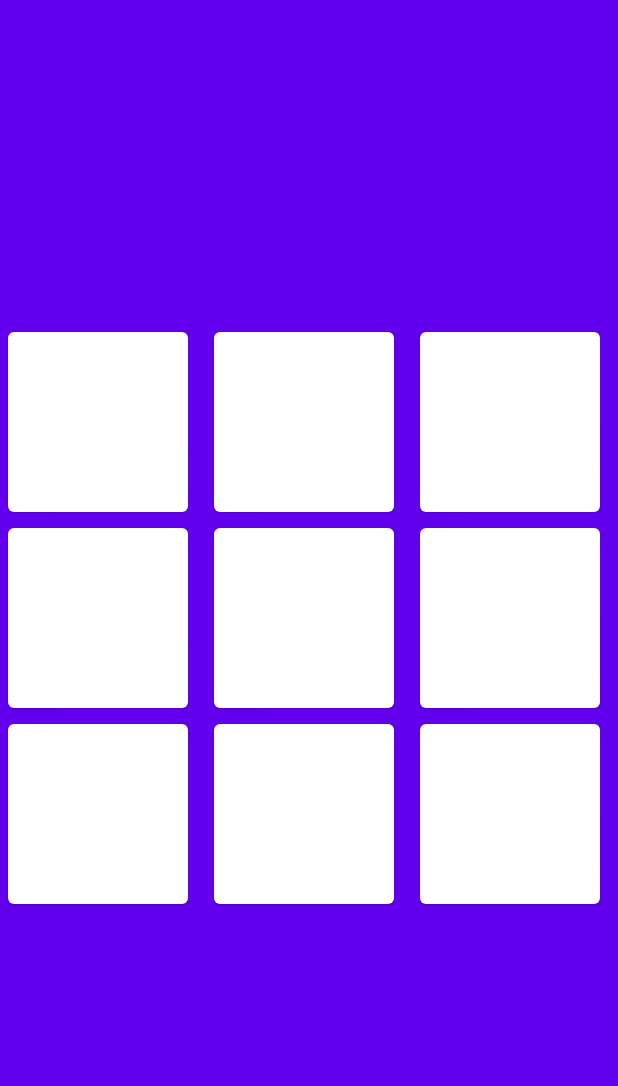
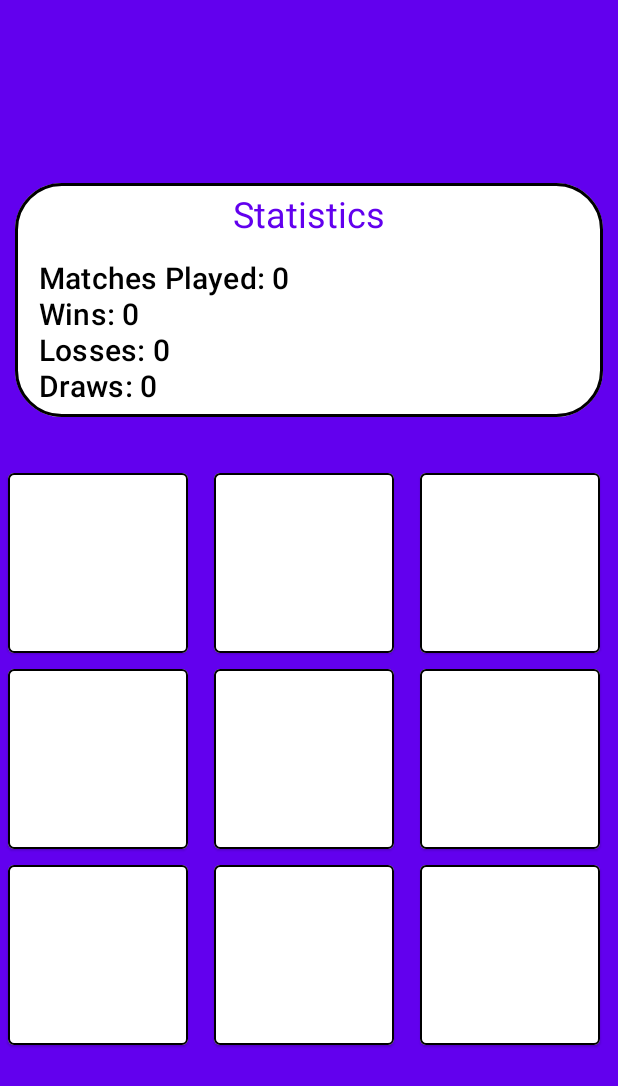
Before and after one commit to Drsdavi62/Tic-Tac-Toe, an Android app built with Jetpack Compose: the screen it shows after launch (MainActivity), on a phone screen of 412 x 824 dp. Shown: the top 1086 px of the screen. Run offline under Robolectric (Android 15) with nearby library versions, the phone set to English and light mode, and no system bars; 3 statements that could not run were skipped.

Commit message:
Add statistics card

```diff
--- a/app/build.gradle
+++ b/app/build.gradle
@@ -57,4 +57,6 @@ dependencies {
     androidTestImplementation 'androidx.test.ext:junit:1.1.2'
     androidTestImplementation 'androidx.test.espresso:espresso-core:3.3.0'
     androidTestImplementation "androidx.compose.ui:ui-test-junit4:$compose_version"
+
+    implementation 'androidx.preference:preference-ktx:1.1.1'
 }
--- a/app/src/main/AndroidManifest.xml
+++ b/app/src/main/AndroidManifest.xml
@@ -4,9 +4,9 @@
 
     <application
         android:allowBackup="true"
-        android:icon="@mipmap/ic_launcher"
+        android:icon="@mipmap/tic_tac_toe_icon"
         android:label="@string/app_name"
-        android:roundIcon="@mipmap/ic_launcher_round"
+        android:roundIcon="@mipmap/tic_tac_toe_icon"
         android:supportsRtl="true"
         android:theme="@style/Theme.TicTacToe">
         <activity
--- a/app/src/main/java/com/example/tic_tac_toe/MainActivity.kt
+++ b/app/src/main/java/com/example/tic_tac_toe/MainActivity.kt
@@ -4,11 +4,13 @@ import android.os.Bundle
 import androidx.activity.ComponentActivity
 import androidx.activity.compose.setContent
 import androidx.activity.viewModels
+import androidx.compose.foundation.BorderStroke
 import androidx.compose.foundation.ExperimentalFoundationApi
 import androidx.compose.foundation.background
 import androidx.compose.foundation.layout.*
 import androidx.compose.foundation.lazy.GridCells
 import androidx.compose.foundation.lazy.LazyVerticalGrid
+import androidx.compose.foundation.shape.RoundedCornerShape
 import androidx.compose.material.*
 import androidx.compose.ui.Alignment
 import androidx.compose.ui.Modifier
@@ -16,6 +18,7 @@ import androidx.compose.ui.graphics.Color
 import androidx.compose.ui.unit.dp
 import com.example.tic_tac_toe.ui.components.EndGameAlertDialog
 import com.example.tic_tac_toe.ui.components.GameSquare
+import com.example.tic_tac_toe.ui.components.StatisticsCard
 import com.example.tic_tac_toe.ui.theme.TicTacToeTheme
 
 class MainActivity : ComponentActivity() {
@@ -33,6 +36,8 @@ class MainActivity : ComponentActivity() {
                 val moves = viewModel.moves
                 val gameEnded = viewModel.gameEnded.value
                 val touchAvailable = viewModel.touchAvailable.value
+
+                val statistics = viewModel.statistics.value
 
                 BoxWithConstraints(
                     modifier = Modifier
@@ -53,9 +58,13 @@ class MainActivity : ComponentActivity() {
                             EndGameAlertDialog(resetGame = viewModel::resetGame, endGame = it)
                         }
 
+                        StatisticsCard(statistics = statistics)
+
+                        Spacer(modifier = Modifier.padding(16.dp))
+
                         LazyVerticalGrid(
                             cells = GridCells.Fixed(3),
-                            contentPadding = PaddingValues(5.dp)
+                            contentPadding = PaddingValues(5.dp),
                         ) {
                             items(9) { i ->
                                 GameSquare(
--- a/app/src/main/java/com/example/tic_tac_toe/MainActivityViewModel.kt
+++ b/app/src/main/java/com/example/tic_tac_toe/MainActivityViewModel.kt
@@ -1,31 +1,33 @@
 package com.example.tic_tac_toe
 
+import android.app.Application
 import androidx.compose.material.icons.Icons
 import androidx.compose.material.icons.filled.Close
-import androidx.compose.material.icons.filled.Favorite
-import androidx.compose.material.icons.filled.Person
-import androidx.compose.material.icons.materialIcon
-import androidx.compose.material.icons.outlined.Favorite
 import androidx.compose.material.icons.outlined.FavoriteBorder
 import androidx.compose.runtime.mutableStateListOf
 import androidx.compose.runtime.mutableStateOf
-import androidx.compose.runtime.snapshots.SnapshotStateList
 import androidx.compose.ui.graphics.vector.ImageVector
-import androidx.lifecycle.ViewModel
+import androidx.lifecycle.AndroidViewModel
 import androidx.lifecycle.viewModelScope
+import androidx.preference.PreferenceManager
 import kotlinx.coroutines.delay
 import kotlinx.coroutines.launch
 
-class MainActivityViewModel : ViewModel() {
+class MainActivityViewModel(application: Application) : AndroidViewModel(application) {
+
+    private val prefs = PreferenceManager.getDefaultSharedPreferences(getApplication())
 
     var moves = mutableStateListOf<Move?>(null, null, null, null, null, null, null, null, null)
     val gameEnded = mutableStateOf<EndGame?>(null)
     val touchAvailable = mutableStateOf(true)
 
+    val statistics = mutableStateOf(getInitialStatistics())
+
     private val winPatterns = listOf(
         listOf(0, 1, 2), listOf(3, 4, 5), listOf(6, 7, 8),
         listOf(0, 3, 6), listOf(1, 4, 7), listOf(2, 5, 8),
-        listOf(0, 4, 8), listOf(2, 4, 6))
+        listOf(0, 4, 8), listOf(2, 4, 6)
+    )
 
     fun processMove(position: Int) {
         if (isSquareOccupied(position)) return
@@ -46,13 +48,42 @@ class MainActivityViewModel : ViewModel() {
         }
     }
 
+    private fun getInitialStatistics(): Statistics {
+        return Statistics(
+            prefs.getInt(Statistics.MATCHES_KEY, 0),
+            prefs.getInt(Statistics.WINS_KEY, 0),
+            prefs.getInt(Statistics.LOSSES_KEY, 0),
+            prefs.getInt(Statistics.DRAWS_KEY, 0),
+        )
+    }
+
     private fun checkEnd(player: Player): Boolean {
         if (checkWin(player)) {
-            gameEnded.value = if (player == Player.HUMAN) EndGame.HUMAN_WIN else EndGame.COMPUTER_WIN
+            endGame(if (player == Player.HUMAN) EndGame.HUMAN_WIN else EndGame.COMPUTER_WIN)
             return true
         }
-        if (checkDraw()) return true
+        if (checkDraw()) {
+            endGame(EndGame.DRAW)
+            return true
+        }
         return false
+    }
+
+    fun endGame(endGame: EndGame) {
+        gameEnded.value = endGame
+        when (endGame) {
+            EndGame.HUMAN_WIN -> {
+                statistics.value.wins += 1
+            }
+            EndGame.COMPUTER_WIN -> {
+                statistics.value.losses += 1
+            }
+            EndGame.DRAW -> {
+                statistics.value.draws += 1
+            }
+        }
+        statistics.value.matches += 1
+        writeToPrefs()
     }
 
     fun resetGame() {
@@ -67,7 +98,8 @@ class MainActivityViewModel : ViewModel() {
 
     private fun determineComputerMovePosition(): Int {
         //win
-        val computerPositions = moves.filter { it?.player == Player.COMPUTER }.mapNotNull { it?.boardIndex!! }
+        val computerPositions =
+            moves.filter { it?.player == Player.COMPUTER }.mapNotNull { it?.boardIndex!! }
         for (pattern in winPatterns) {
             val filteredPattern = pattern.filter { !computerPositions.contains(it) }
             if (filteredPattern.size == 1 && !isSquareOccupied(filteredPattern[0])) {
@@ -76,7 +108,8 @@ class MainActivityViewModel : ViewModel() {
         }
 
         //block
-        val playerPositions = moves.filter { it?.player == Player.HUMAN }.mapNotNull { it?.boardIndex!! }
+        val playerPositions =
+            moves.filter { it?.player == Player.HUMAN }.mapNotNull { it?.boardIndex!! }
         for (pattern in winPatterns) {
             val filteredPattern = pattern.filter { !playerPositions.contains(it) }
             if (filteredPattern.size == 1 && !isSquareOccupied(filteredPattern[0])) {
@@ -94,7 +127,8 @@ class MainActivityViewModel : ViewModel() {
     }
 
     private fun checkWin(player: Player): Boolean {
-        val playerPositions = moves.filter { it != null && it.player == player }.map { it?.boardIndex!! }
+        val playerPositions =
+            moves.filter { it != null && it.player == player }.map { it?.boardIndex!! }
 
         for (pattern in winPatterns) {
             if (pattern.none { !playerPositions.contains(it) }) {
@@ -107,10 +141,18 @@ class MainActivityViewModel : ViewModel() {
 
     private fun checkDraw(): Boolean {
         if (moves.filterNotNull().size == 9) {
-            gameEnded.value = EndGame.DRAW
             return true
         }
         return false
+    }
+
+    private fun writeToPrefs() {
+        val editor = prefs.edit()
+        editor.putInt(Statistics.MATCHES_KEY, statistics.value.matches)
+        editor.putInt(Statistics.WINS_KEY, statistics.value.wins)
+        editor.putInt(Statistics.LOSSES_KEY, statistics.value.losses)
+        editor.putInt(Statistics.DRAWS_KEY, statistics.value.draws)
+        editor.apply()
     }
 }
 
--- /dev/null
+++ b/app/src/main/java/com/example/tic_tac_toe/Statistics.kt
@@ -0,0 +1,16 @@
+package com.example.tic_tac_toe
+
+data class Statistics (
+    var matches: Int,
+    var wins: Int,
+    var losses: Int,
+    var draws: Int
+) {
+    companion object {
+        const val MATCHES_KEY = "matches"
+        const val WINS_KEY = "wins"
+        const val LOSSES_KEY = "losses"
+        const val DRAWS_KEY = "draws"
+    }
+
+}
--- a/app/src/main/java/com/example/tic_tac_toe/ui/components/GameSquare.kt
+++ b/app/src/main/java/com/example/tic_tac_toe/ui/components/GameSquare.kt
@@ -1,5 +1,6 @@
 package com.example.tic_tac_toe.ui.components
 
+import androidx.compose.foundation.BorderStroke
 import androidx.compose.foundation.layout.Box
 import androidx.compose.foundation.layout.padding
 import androidx.compose.foundation.layout.size
@@ -35,7 +36,8 @@ fun GameSquare (
             onClick = {
                 if (!touchAvailable) return@Card
                 processMove(boardIndex)
-            }
+            },
+            border = BorderStroke(1.dp, color = MaterialTheme.colors.onSurface)
         ) {}
         indicator?.let { icon ->
             Icon(
@@ -44,7 +46,7 @@ fun GameSquare (
                 modifier = Modifier
                     .align(Alignment.Center)
                     .size(cardSize / 2),
-                tint = MaterialTheme.colors.primary
+                tint = MaterialTheme.colors.onSurface
             )
         }
     }
--- /dev/null
+++ b/app/src/main/java/com/example/tic_tac_toe/ui/components/StatisticsCard.kt
@@ -0,0 +1,49 @@
+package com.example.tic_tac_toe.ui.components
+
+import androidx.compose.foundation.BorderStroke
+import androidx.compose.foundation.layout.Column
+import androidx.compose.foundation.layout.Spacer
+import androidx.compose.foundation.layout.fillMaxWidth
+import androidx.compose.foundation.layout.padding
+import androidx.compose.foundation.shape.RoundedCornerShape
+import androidx.compose.material.Card
+import androidx.compose.material.MaterialTheme
+import androidx.compose.material.Text
+import androidx.compose.runtime.Composable
+import androidx.compose.ui.Alignment
+import androidx.compose.ui.Modifier
+import androidx.compose.ui.unit.dp
+import com.example.tic_tac_toe.Statistics
+
+@Composable
+fun StatisticsCard(
+    statistics: Statistics
+) {
+    Card(
+        shape = RoundedCornerShape(20),
+        modifier = Modifier
+            .fillMaxWidth()
+            .padding(horizontal = 10.dp),
+        contentColor = MaterialTheme.colors.surface,
+        border = BorderStroke(2.dp, MaterialTheme.colors.onSurface)
+    ) {
+        Column(modifier = Modifier.padding(vertical = 8.dp, horizontal = 16.dp)) {
+            Text(
+                text = "Statistics",
+                style = MaterialTheme.typography.h5,
+                color = MaterialTheme.colors.primary,
+                modifier = Modifier.align(Alignment.CenterHorizontally)
+            )
+            Spacer(modifier = Modifier.padding(8.dp))
+            StatisticsText(text = "Matches Played: ${statistics.matches}")
+            StatisticsText(text = "Wins: ${statistics.wins}")
+            StatisticsText(text = "Losses: ${statistics.losses}")
+            StatisticsText(text = "Draws: ${statistics.draws}")
+        }
+    }
+}
+
+@Composable
+private fun StatisticsText(text: String) {
+    Text(text = text, style = MaterialTheme.typography.h6, color = MaterialTheme.colors.onSurface,)
+}
```
Also changed, not shown: app/src/main/res/mipmap-hdpi/tic_tac_toe_icon.png (added), app/src/main/res/mipmap-mdpi/tic_tac_toe_icon.png (added), app/src/main/res/mipmap-xhdpi/tic_tac_toe_icon.png (added), app/src/main/res/mipmap-xxhdpi/tic_tac_toe_icon.png (added), app/src/main/res/mipmap-xxxhdpi/tic_tac_toe_icon.png (added).
